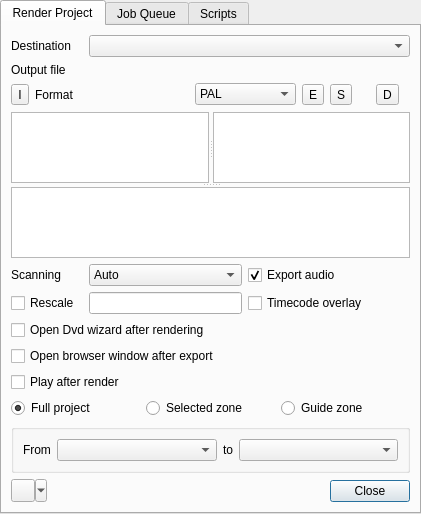
KDE/kdenlive, file src/widgets/renderwidget_ui.ui: the form before one commit.
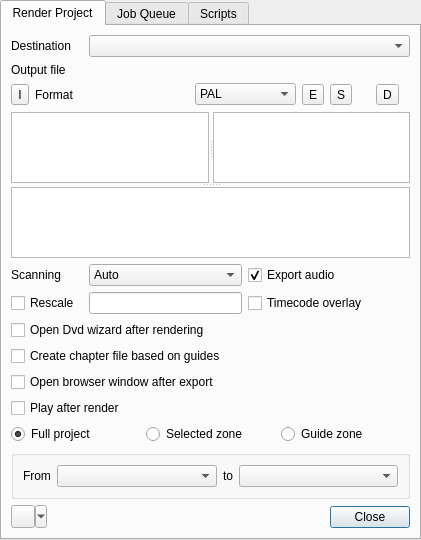
The form after the commit. Custom widgets are drawn as their Qt base class.

Commit message: Updated .ui files for dvd chapters

```diff
--- a/src/widgets/renderwidget_ui.ui
+++ b/src/widgets/renderwidget_ui.ui
@@ -205,28 +205,21 @@
          </property>
         </widget>
        </item>
-       <item row="6" column="0" colspan="9">
-        <widget class="QCheckBox" name="open_dvd">
-         <property name="text">
-          <string>Open Dvd wizard after rendering</string>
-         </property>
-        </widget>
-       </item>
-       <item row="7" column="0" colspan="9">
+       <item row="9" column="0" colspan="9">
         <widget class="QCheckBox" name="open_browser">
          <property name="text">
           <string>Open browser window after export</string>
          </property>
         </widget>
        </item>
-       <item row="8" column="0" colspan="9">
+       <item row="10" column="0" colspan="9">
         <widget class="QCheckBox" name="play_after">
          <property name="text">
           <string>Play after render</string>
          </property>
         </widget>
        </item>
-       <item row="9" column="0" colspan="9">
+       <item row="11" column="0" colspan="9">
         <layout class="QHBoxLayout" name="horizontalLayout">
          <item>
           <widget class="QRadioButton" name="render_full">
@@ -254,7 +247,7 @@
          </item>
         </layout>
        </item>
-       <item row="10" column="0" colspan="9">
+       <item row="12" column="0" colspan="9">
         <widget class="QGroupBox" name="guides_box">
          <property name="title">
           <string/>
@@ -297,14 +290,14 @@
          </layout>
         </widget>
        </item>
-       <item row="11" column="0" colspan="3">
+       <item row="13" column="0" colspan="3">
         <widget class="QToolButton" name="buttonStart">
          <property name="popupMode">
           <enum>QToolButton::MenuButtonPopup</enum>
          </property>
         </widget>
        </item>
-       <item row="11" column="3" colspan="4">
+       <item row="13" column="3" colspan="4">
         <spacer name="horizontalSpacer">
          <property name="orientation">
           <enum>Qt::Horizontal</enum>
@@ -317,13 +310,27 @@
          </property>
         </spacer>
        </item>
-       <item row="11" column="7" colspan="2">
+       <item row="13" column="7" colspan="2">
         <widget class="KPushButton" name="buttonClose">
          <property name="text">
           <string>Close</string>
          </property>
         </widget>
        </item>
+       <item row="6" column="0" colspan="9">
+        <widget class="QCheckBox" name="open_dvd">
+         <property name="text">
+          <string>Open Dvd wizard after rendering</string>
+         </property>
+        </widget>
+       </item>
+       <item row="7" column="0" colspan="9">
+        <widget class="QCheckBox" name="create_chapter">
+         <property name="text">
+          <string>Create chapter file based on guides</string>
+         </property>
+        </widget>
+       </item>
       </layout>
      </widget>
      <widget class="QWidget" name="tab_2">
```
The commit also changes 2 other files.
